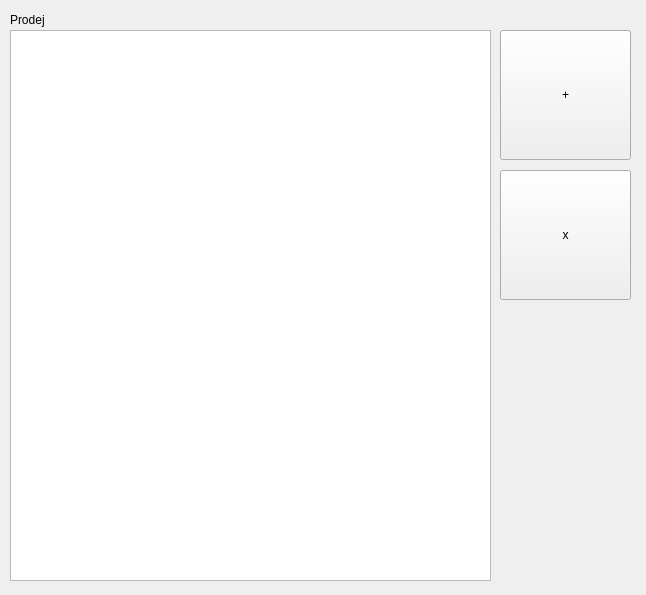
Before: the Qt Designer form sqlite/bills_widget.ui in skrcka/DenRoze3, drawn with Qt 5.
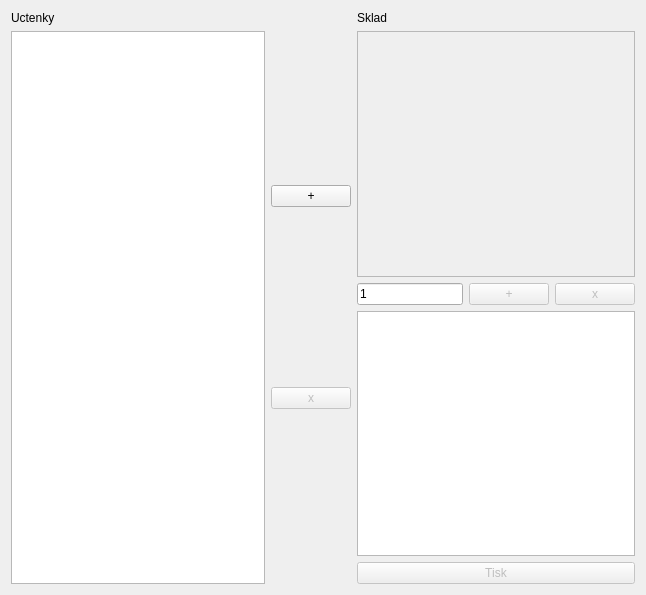
After: the same form once the commit is applied.

The edit to the form file:
```diff
--- a/sqlite/bills_widget.ui
+++ b/sqlite/bills_widget.ui
@@ -13,55 +13,113 @@
   <property name="windowTitle">
    <string>Form</string>
   </property>
-  <widget class="QListView" name="bills_list">
-   <property name="geometry">
-    <rect>
-     <x>10</x>
-     <y>30</y>
-     <width>481</width>
-     <height>551</height>
-    </rect>
-   </property>
-  </widget>
-  <widget class="QLabel" name="bills_label">
-   <property name="geometry">
-    <rect>
-     <x>10</x>
-     <y>10</y>
-     <width>64</width>
-     <height>19</height>
-    </rect>
-   </property>
-   <property name="text">
-    <string>Prodej</string>
-   </property>
-  </widget>
-  <widget class="QPushButton" name="bill_add_button">
-   <property name="geometry">
-    <rect>
-     <x>500</x>
-     <y>30</y>
-     <width>131</width>
-     <height>130</height>
-    </rect>
-   </property>
-   <property name="text">
-    <string>+</string>
-   </property>
-  </widget>
-  <widget class="QPushButton" name="bill_delete_button">
-   <property name="geometry">
-    <rect>
-     <x>500</x>
-     <y>170</y>
-     <width>131</width>
-     <height>130</height>
-    </rect>
-   </property>
-   <property name="text">
-    <string>x</string>
-   </property>
-  </widget>
+  <layout class="QGridLayout" name="gridLayout">
+   <item row="0" column="1">
+    <layout class="QVBoxLayout" name="verticalLayout_2">
+     <item>
+      <widget class="QPushButton" name="bills_add_button">
+       <property name="text">
+        <string>+</string>
+       </property>
+      </widget>
+     </item>
+     <item>
+      <widget class="QPushButton" name="bills_delete_button">
+       <property name="enabled">
+        <bool>false</bool>
+       </property>
+       <property name="text">
+        <string>x</string>
+       </property>
+      </widget>
+     </item>
+    </layout>
+   </item>
+   <item row="0" column="0">
+    <layout class="QVBoxLayout" name="verticalLayout">
+     <item>
+      <layout class="QHBoxLayout" name="horizontalLayout">
+       <item>
+        <widget class="QLabel" name="label">
+         <property name="text">
+          <string>Uctenky</string>
+         </property>
+        </widget>
+       </item>
+      </layout>
+     </item>
+     <item>
+      <widget class="QListWidget" name="bills_list"/>
+     </item>
+    </layout>
+   </item>
+   <item row="0" column="2">
+    <layout class="QVBoxLayout" name="verticalLayout_3">
+     <item>
+      <widget class="QLabel" name="label_2">
+       <property name="text">
+        <string>Sklad</string>
+       </property>
+      </widget>
+     </item>
+     <item>
+      <widget class="QListWidget" name="stock_list">
+       <property name="enabled">
+        <bool>false</bool>
+       </property>
+      </widget>
+     </item>
+     <item>
+      <layout class="QHBoxLayout" name="horizontalLayout_2">
+       <item>
+        <widget class="QLineEdit" name="bill_item_count">
+         <property name="text">
+          <string>1</string>
+         </property>
+        </widget>
+       </item>
+       <item>
+        <widget class="QPushButton" name="bill_add_item_button">
+         <property name="enabled">
+          <bool>false</bool>
+         </property>
+         <property name="text">
+          <string>+</string>
+         </property>
+        </widget>
+       </item>
+       <item>
+        <widget class="QPushButton" name="bill_remove_item_button">
+         <property name="enabled">
+          <bool>false</bool>
+         </property>
+         <property name="text">
+          <string>x</string>
+         </property>
+        </widget>
+       </item>
+      </layout>
+     </item>
+     <item>
+      <widget class="QListWidget" name="bill_items_list"/>
+     </item>
+     <item>
+      <layout class="QHBoxLayout" name="horizontalLayout_3">
+       <item>
+        <widget class="QPushButton" name="bill_print_button">
+         <property name="enabled">
+          <bool>false</bool>
+         </property>
+         <property name="text">
+          <string>Tisk</string>
+         </property>
+        </widget>
+       </item>
+      </layout>
+     </item>
+    </layout>
+   </item>
+  </layout>
  </widget>
  <resources/>
  <connections/>
```
Left out of the diff: 4 changed lines with no effect on the pictures.
